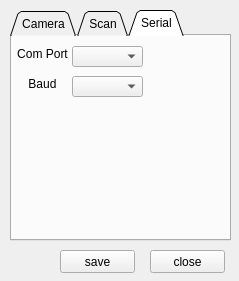
Above: src/opt.ui from leramleram/triscan before the change. Below: the same form after it.
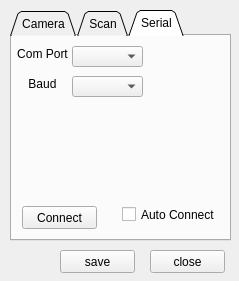
That is the form after the change. The open tabs and pages were chosen to show the change.

Diff of the .ui file:
```diff
--- a/src/opt.ui
+++ b/src/opt.ui
@@ -567,6 +567,32 @@
       </rect>
      </property>
     </widget>
+    <widget class="QPushButton" name="connectBtn">
+     <property name="geometry">
+      <rect>
+       <x>10</x>
+       <y>170</y>
+       <width>75</width>
+       <height>23</height>
+      </rect>
+     </property>
+     <property name="text">
+      <string>Connect</string>
+     </property>
+    </widget>
+    <widget class="QCheckBox" name="connectBox">
+     <property name="geometry">
+      <rect>
+       <x>110</x>
+       <y>170</y>
+       <width>101</width>
+       <height>17</height>
+      </rect>
+     </property>
+     <property name="text">
+      <string>Auto Connect</string>
+     </property>
+    </widget>
    </widget>
   </widget>
  </widget>
```
Left out of the diff: 2 changed lines with no effect on the pictures.
